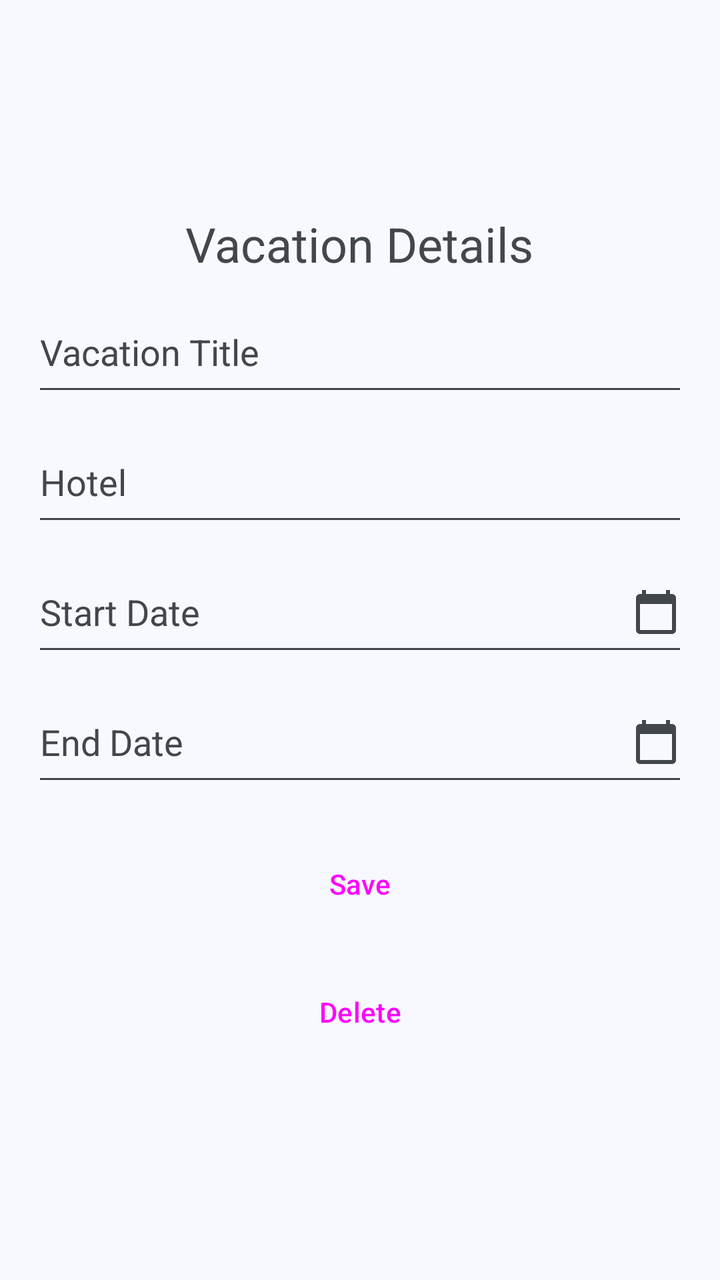
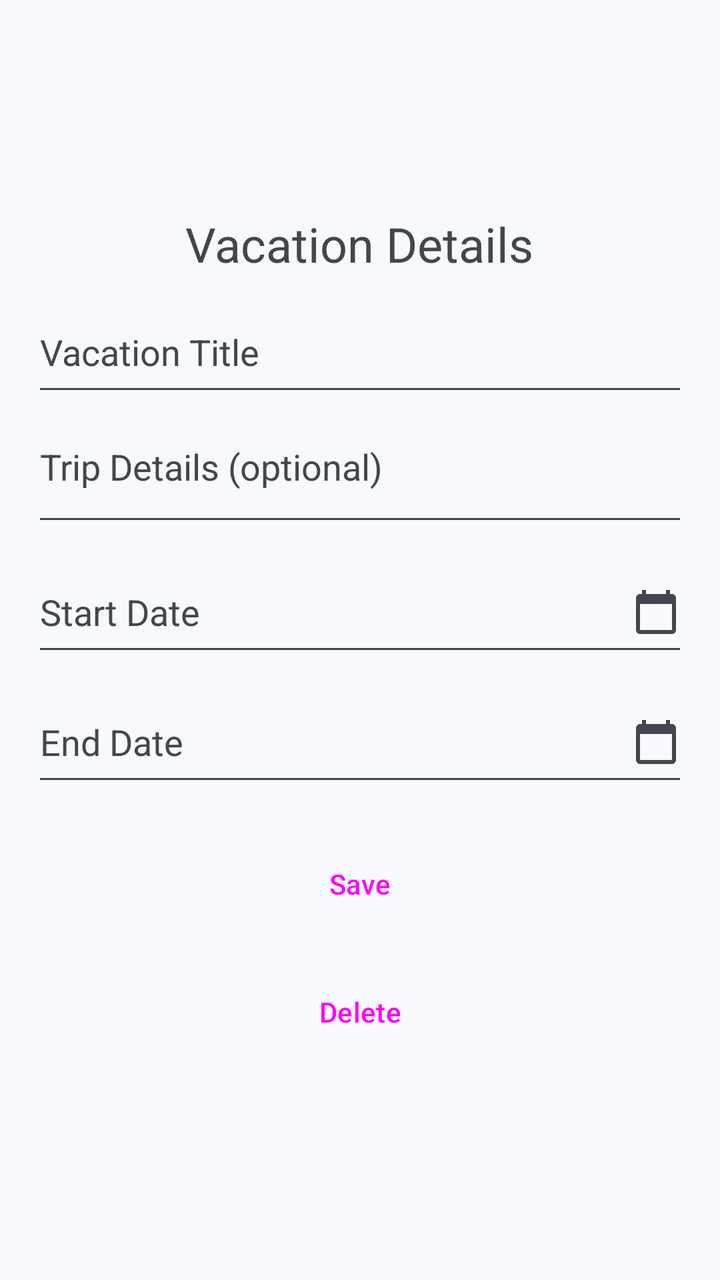

Screens rendered from an Android XML layout before and after an edit, with the pre-edit source and the edit as a unified diff.
<!-- AndroidManifest.xml: application theme Theme.Vagor -->
<!-- res/layout/activity_vacation_detail.xml -->
<?xml version="1.0" encoding="utf-8"?>
<ScrollView
    xmlns:android="http://schemas.android.com/apk/res/android"
    android:layout_width="match_parent"
    android:layout_height="match_parent"
    android:fillViewport="true">

    <LinearLayout
        android:layout_width="match_parent"
        android:layout_height="wrap_content"
        android:gravity="center"
        android:orientation="vertical"
        android:padding="16dp">

        <TextView
            android:layout_width="wrap_content"
            android:layout_height="wrap_content"
            android:text="@string/vacation_details"
            android:textSize="24sp"
            android:layout_marginBottom="8dp"/>

        <EditText
            android:id="@+id/editTitle"
            android:layout_width="match_parent"
            android:layout_height="57dp"
            android:autofillHints="none"
            android:hint="@string/vacation_title"
            android:inputType="text" />

        <EditText
            android:id="@+id/editHotel"
            android:layout_width="match_parent"
            android:layout_height="57dp"
            android:layout_marginTop="8dp"
            android:autofillHints="none"
            android:hint="@string/hotel"
            android:inputType="text" />

        <EditText
            android:id="@+id/editStartDate"
            android:layout_width="match_parent"
            android:layout_height="57dp"
            android:layout_marginTop="8dp"
            android:autofillHints="none"
            android:drawableEnd="@drawable/ic_calendar"
            android:hint="@string/start_date"
            android:inputType="date" />

        <EditText
            android:id="@+id/editEndDate"
            android:layout_width="match_parent"
            android:layout_height="57dp"
            android:layout_marginTop="8dp"
            android:autofillHints="none"
            android:drawableEnd="@drawable/ic_calendar"
            android:hint="@string/end_date"
            android:inputType="date" />

        <Button
            android:id="@+id/buttonSave"
            style="@style/Widget.Vagor.Button"
            android:layout_width="match_parent"
            android:layout_height="wrap_content"
            android:layout_marginTop="16dp"
            android:text="@string/save" />

        <Button
            android:id="@+id/buttonDelete"
            style="@style/Widget.Vagor.Button"
            android:layout_width="match_parent"
            android:layout_height="wrap_content"
            android:layout_marginTop="@dimen/button_spacing"
            android:text="@string/delete" />

    </LinearLayout>

</ScrollView>
<!-- resources referenced by this layout -->
<resources>
  <dimen name="button_spacing">8dp</dimen>
  <!-- drawable ic_calendar (drawable) -->
  <vector xmlns:android="http://schemas.android.com/apk/res/android"
      android:width="24dp"
      android:height="24dp"
      android:tint="?attr/colorControlNormal"
      android:viewportWidth="24"
      android:viewportHeight="24">
      <path
          android:fillColor="@android:color/white"
          android:pathData="M20,3h-1V1h-2v2H7V1H5v2H4c-1.1,0 -2,0.9 -2,2v16c0,1.1 0.9,2 2,2h16c1.1,0 2,-0.9 2,-2V5c0,-1.1 -0.9,-2 -2,-2zM20,21H4V8h16v13z" />
  </vector>
  <string name="delete">Delete</string>
  <string name="end_date">End Date</string>
  <string name="hotel">Hotel</string>
  <string name="save">Save</string>
  <string name="start_date">Start Date</string>
  <string name="vacation_details">Vacation Details</string>
  <string name="vacation_title">Vacation Title</string>
  <style name="Widget.Vagor.Button" parent="Widget.Material3.Button">
          <item name="android:minHeight">@dimen/button_height</item>
          <item name="android:insetTop">0dp</item>
          <item name="android:insetBottom">0dp</item>
      </style>
  <style name="Theme.Vagor" parent="Base.Theme.Vagor" />
  <dimen name="button_height">56dp</dimen>
  <color name="vagor_light_primary">#00639B</color>
  <color name="vagor_light_onPrimary">#FFFFFF</color>
  <color name="vagor_light_primaryContainer">#CEE5FF</color>
  <color name="vagor_light_onPrimaryContainer">#001D33</color>
  <color name="vagor_light_secondary">#51606F</color>
  <color name="vagor_light_onSecondary">#FFFFFF</color>
  <color name="vagor_light_secondaryContainer">#D5E4F7</color>
  <color name="vagor_light_onSecondaryContainer">#0E1D2A</color>
  <color name="vagor_light_tertiary">#68587A</color>
  <color name="vagor_light_onTertiary">#FFFFFF</color>
  <color name="vagor_light_tertiaryContainer">#EFDBFF</color>
  <color name="vagor_light_onTertiaryContainer">#231533</color>
  <color name="vagor_light_error">#BA1A1A</color>
  <color name="vagor_light_onError">#FFFFFF</color>
  <color name="vagor_light_errorContainer">#FFDAD6</color>
  <color name="vagor_light_onErrorContainer">#410002</color>
  <color name="vagor_light_background">#F7F9FF</color>
  <color name="vagor_light_onBackground">#181C20</color>
  <color name="vagor_light_surface">#F7F9FF</color>
  <color name="vagor_light_onSurface">#181C20</color>
  <color name="vagor_light_surfaceVariant">#DEE3EB</color>
  <color name="vagor_light_onSurfaceVariant">#42474E</color>
  <color name="vagor_light_outline">#72777F</color>
  <color name="vagor_light_outlineVariant">#C2C7CF</color>
  <color name="vagor_light_inverseSurface">#2D3135</color>
  <color name="vagor_light_inverseOnSurface">#EFF1F6</color>
  <color name="vagor_light_inversePrimary">#97CBFF</color>
  <color name="vagor_light_surfaceDim">#D8DAE0</color>
  <color name="vagor_light_surfaceBright">#F7F9FF</color>
  <color name="vagor_light_surfaceContainerLowest">#FFFFFF</color>
  <color name="vagor_light_surfaceContainerLow">#F1F3F9</color>
  <color name="vagor_light_surfaceContainer">#ECEEF3</color>
  <color name="vagor_light_surfaceContainerHigh">#E6E8EE</color>
  <color name="vagor_light_surfaceContainerHighest">#E0E2E8</color>
  <!-- unchanged entries left out for length: 1 -->
</resources>

<!-- the commit's change to res/layout/activity_vacation_detail.xml (unified diff, before → after) -->
@@ -27,14 +27,17 @@
             android:hint="@string/vacation_title"
             android:inputType="text" />
 
+        
         <EditText
-            android:id="@+id/editHotel"
+            android:id="@+id/editTripDetails"
             android:layout_width="match_parent"
-            android:layout_height="57dp"
+            android:layout_height="wrap_content"
+            android:minHeight="57dp"
             android:layout_marginTop="8dp"
             android:autofillHints="none"
-            android:hint="@string/hotel"
-            android:inputType="text" />
+            android:gravity="top|start"
+            android:hint="@string/trip_details"
+            android:inputType="textMultiLine|textCapSentences" />
 
         <EditText
             android:id="@+id/editStartDate"
<!-- resource entries referenced after the edit -->
@@ -14,9 +14,9 @@
   </vector>
   <string name="delete">Delete</string>
   <string name="end_date">End Date</string>
-  <string name="hotel">Hotel</string>
   <string name="save">Save</string>
   <string name="start_date">Start Date</string>
+  <string name="trip_details">Trip Details (optional)</string>
   <string name="vacation_details">Vacation Details</string>
   <string name="vacation_title">Vacation Title</string>
   <style name="Widget.Vagor.Button" parent="Widget.Material3.Button">
